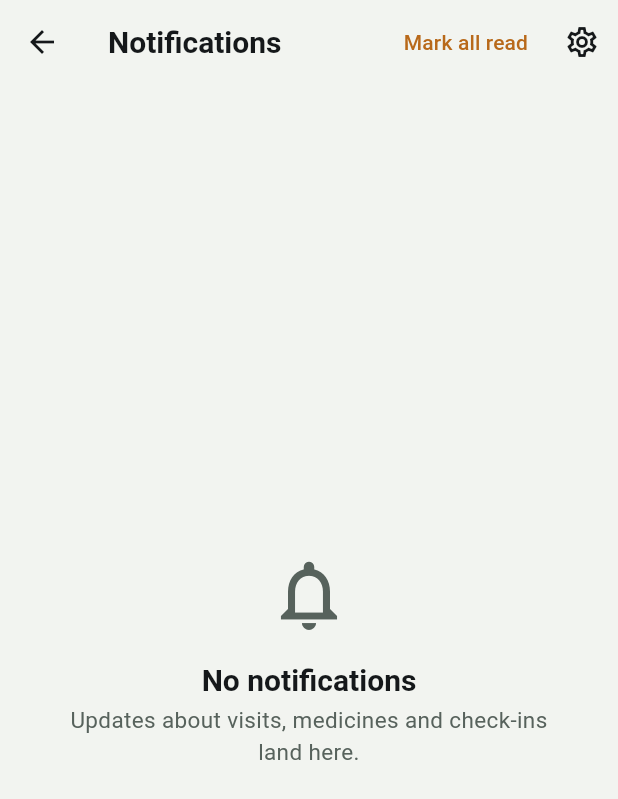
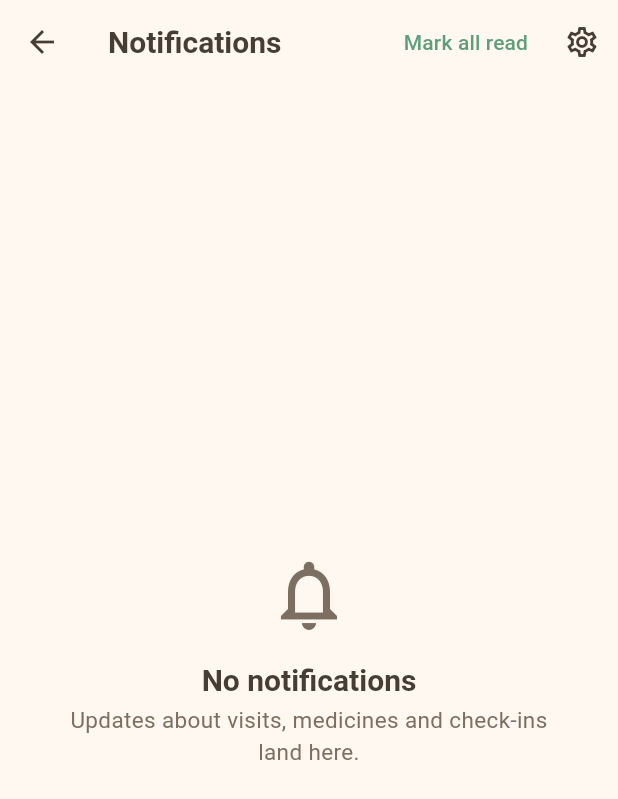
Before and after one commit to MADEMSanjanaSarvani/Elder-Care, a Flutter app: the NotificationInboxScreen screen opened directly, on a phone screen of 412 x 824 dp. Shown: the top 799 px of the screen. Run offline on Flutter 3.47's test engine with Material 3 defaults, Android fonts, the phone set to English and light mode, and no system bars; our stand-ins replace flutter_riverpod, geolocator, go_router, supabase_flutter; accounts and stored records are empty; network calls fail; statements that could not run were skipped.

Commit message:
Reskin app to 'A Home Away From Home' pastel theme
Repaints the whole app via the SetuColors tokens (single source of truth):
- Ground -> warm cream (#FFF8F0) / warm charcoal dark; text -> warm
  brown-charcoal, not cold grey.
- Primary accent -> Soft Sage (#5E9E7C / #8CC6A6); verified stays sage.
- SOS -> warm coral (#D46A4E), the only alarming colour.
- Adds Lavender (calm / AI) and Peach (warmth) tokens.
Every screen follows automatically through the theme.

Icon re-coloured to sage (home + heart in a hive cell, cream on sage) with
matching adaptive-icon background; launcher mipmaps + login logo regenerated.

flutter analyze clean (app + setu_core).

Co-Authored-By: Claude Opus 4.8 <noreply@anthropic.com>
Claude-Session: https://claude.ai/code/session_01S5DTGMKeQG9VnPQnqENAW4

```diff
--- a/apps/family_elder_app/pubspec.yaml
+++ b/apps/family_elder_app/pubspec.yaml
@@ -37,7 +37,7 @@ flutter_launcher_icons:
   ios: false
   image_path: "assets/icon/icon.png"
   min_sdk_android: 21
-  adaptive_icon_background: "#B8691A"
+  adaptive_icon_background: "#5E9E7C"
   adaptive_icon_foreground: "assets/icon/foreground.png"
 
 flutter:
--- a/packages/setu_core/lib/src/design/design_tokens.dart
+++ b/packages/setu_core/lib/src/design/design_tokens.dart
@@ -11,29 +11,39 @@ import 'package:flutter/material.dart';
 class SetuColors {
   const SetuColors._();
 
-  static const Color paperLight = Color(0xFFF2F4F0);
+  // "A Home Away From Home" — warm, pastel, reassuring. Ground tones are a
+  // warm cream/beige; text is a warm brown-charcoal, not a cold grey.
+  static const Color paperLight = Color(0xFFFFF8F0); // warm cream
   static const Color paperRaisedLight = Color(0xFFFFFFFF);
-  static const Color inkLight = Color(0xFF15181A);
-  static const Color mutedLight = Color(0xFF57625C);
-  static const Color borderLight = Color(0xFFDADFD8);
+  static const Color inkLight = Color(0xFF463D34); // warm brown-charcoal
+  static const Color mutedLight = Color(0xFF7C6F62);
+  static const Color borderLight = Color(0xFFEBE2D6);
 
-  static const Color paperDark = Color(0xFF14181A);
-  static const Color paperRaisedDark = Color(0xFF1B211F);
-  static const Color inkDark = Color(0xFFE9EDE9);
-  static const Color mutedDark = Color(0xFF9AA69E);
-  static const Color borderDark = Color(0xFF2A312C);
+  static const Color paperDark = Color(0xFF211E1B); // warm charcoal
+  static const Color paperRaisedDark = Color(0xFF2A2622);
+  static const Color inkDark = Color(0xFFF1EAE0);
+  static const Color mutedDark = Color(0xFFBEB2A4);
+  static const Color borderDark = Color(0xFF3A342E);
 
-  /// Trust / primary action.
-  static const Color accentLight = Color(0xFFB8691A);
-  static const Color accentDark = Color(0xFFE0A559);
+  /// Soft Sage — primary action & "all good". Deep tints keep text AA.
+  static const Color accentLight = Color(0xFF5E9E7C);
+  static const Color accentDark = Color(0xFF8CC6A6);
 
-  /// Verified / success semantic color — distinct hue from the accent.
-  static const Color verifiedLight = Color(0xFF1D6C5F);
-  static const Color verifiedDark = Color(0xFF4BB6A3);
+  /// Verified / success — sage family, a touch deeper than the accent.
+  static const Color verifiedLight = Color(0xFF4E8F70);
+  static const Color verifiedDark = Color(0xFF8CC6A6);
 
-  /// SOS / critical semantic color — never reused for anything else.
-  static const Color sosLight = Color(0xFFA83F2A);
-  static const Color sosDark = Color(0xFFE2705C);
+  /// SOS / critical — a warm coral, the only alarming colour, used only here.
+  static const Color sosLight = Color(0xFFD46A4E);
+  static const Color sosDark = Color(0xFFEF9377);
+
+  /// Lavender — calm & the AI companion.
+  static const Color lavenderLight = Color(0xFF8B76CF);
+  static const Color lavenderDark = Color(0xFFB7A6EC);
+
+  /// Peach — warmth & human touch (attention states).
+  static const Color peachLight = Color(0xFFE0885A);
+  static const Color peachDark = Color(0xFFF0A778);
 }
 
 class SetuSpacing {
```
Also changed, not shown: apps/family_elder_app/assets/icon/foreground.png, apps/family_elder_app/assets/icon/icon.png, 11 other files.
